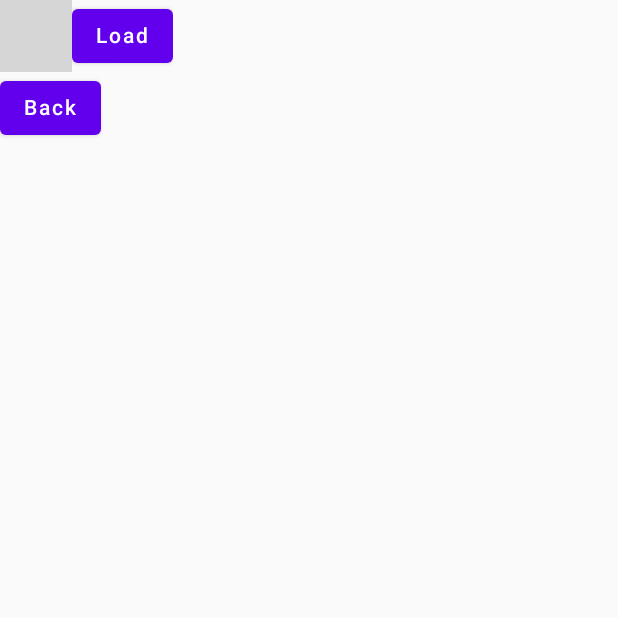
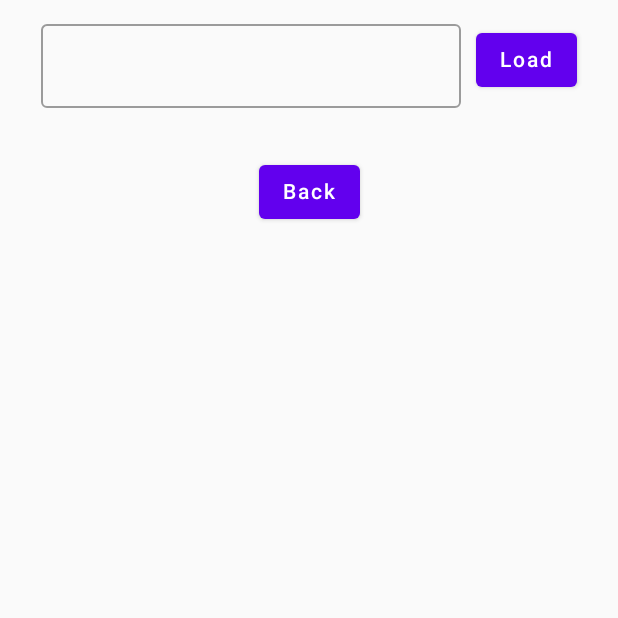
Before and after one commit to GennerGR/PruebasV, an Android app built with Jetpack Compose: the composable LoadScreen shown on its own in the app's theme, after a tap on "Load", on a phone screen of 412 x 824 dp, the top half of it. Run offline under Robolectric (Android 15) with nearby library versions, the phone set to English and light mode, and no system bars; our stand-ins replace Voyager; grey boxes are pictures that could not be loaded.

Commit message:
LoadScreen terminado (buscar super heroe)

```diff
--- a/composeApp/src/commonMain/kotlin/com/gnr/pruebasv/api/LoadScreen.kt
+++ b/composeApp/src/commonMain/kotlin/com/gnr/pruebasv/api/LoadScreen.kt
@@ -1,42 +1,81 @@
 package com.gnr.pruebasv.api
 
 import androidx.compose.foundation.layout.Column
-import androidx.compose.foundation.layout.FlowRow
 import androidx.compose.foundation.layout.Row
+import androidx.compose.foundation.layout.Spacer
+import androidx.compose.foundation.layout.fillMaxSize
+import androidx.compose.foundation.layout.height
+import androidx.compose.foundation.layout.width
 import androidx.compose.foundation.lazy.LazyColumn
+import androidx.compose.foundation.lazy.items
 import androidx.compose.material.Button
 import androidx.compose.material.OutlinedTextField
 import androidx.compose.material.Text
 import androidx.compose.runtime.Composable
+import androidx.compose.runtime.getValue
+import androidx.compose.runtime.mutableStateOf
+import androidx.compose.runtime.remember
+import androidx.compose.runtime.setValue
+import androidx.compose.ui.Alignment
+import androidx.compose.ui.Modifier
+import androidx.compose.ui.unit.dp
 import cafe.adriel.voyager.core.screen.Screen
 import cafe.adriel.voyager.navigator.LocalNavigator
 import cafe.adriel.voyager.navigator.currentOrThrow
+import com.gnr.pruebasv.network.NetworkUtils.httpClient
+import com.gnr.pruebasv.network.model.ApiResponse
+import com.gnr.pruebasv.network.model.Hero
+import io.ktor.client.call.body
+import io.ktor.client.request.get
+import kotlinx.coroutines.CoroutineScope
+import kotlinx.coroutines.Dispatchers
+import kotlinx.coroutines.IO
+import kotlinx.coroutines.launch
 
-class LoadScreen:Screen{
+class LoadScreen : Screen {
 
     @Composable
     override fun Content() {
 
-        var navigator = LocalNavigator.currentOrThrow
-        Column {
-             Row {
-                 OutlinedTextField(value = , onValueChange = { = it})
-                 Button(onClick = {
+        val navigator = LocalNavigator.currentOrThrow
 
-                 }){
-                     Text("Load")
-                 }
-             }
+        var superheroName by remember { mutableStateOf("") }
+        var superheroList by remember { mutableStateOf<List<Hero>>(emptyList()) }
 
+        Column(
+            modifier = Modifier.fillMaxSize(), horizontalAlignment = Alignment.CenterHorizontally
+        ) {
+            Spacer(modifier = Modifier.height(16.dp))
+            Row {
+                OutlinedTextField(value = superheroName, onValueChange = { superheroName = it })
+                Spacer(modifier = Modifier.width(10.dp))
+                Button(onClick = { getSuperheroList(superheroName) { superheroList = it } }) {
+                    Text("Load")
+                }
+            }
+            //List
+            Spacer(modifier = Modifier.height(16.dp))
             LazyColumn {
-
+                items(superheroList) { hero ->
+                    Text(hero.name)
+                }
             }
-
+            Spacer(modifier = Modifier.height(16.dp))
             Button(onClick = {
                 navigator.pop()
-            }){
+            }) {
                 Text("Back")
             }
+            Spacer(modifier = Modifier.weight(0.01f))
+        }
+    }
+
+    private fun getSuperheroList(superheroName: String, onSuccessResponse: (List<Hero>) -> Unit) {
+        if (superheroName.isBlank()) return
+        val url = "https://www.superheroapi.com/api.php/41070f7e0f8585ede295035dc984230c/search/"
+        CoroutineScope(Dispatchers.IO).launch {
+            val response = httpClient.get(url).body<ApiResponse>()
+            onSuccessResponse(response.results)
         }
     }
 }
--- a/composeApp/src/commonMain/kotlin/com/gnr/pruebasv/mainScreen/MainScreen.kt
+++ b/composeApp/src/commonMain/kotlin/com/gnr/pruebasv/mainScreen/MainScreen.kt
@@ -16,6 +16,7 @@ import cafe.adriel.voyager.core.screen.Screen
 import cafe.adriel.voyager.navigator.LocalNavigator
 import cafe.adriel.voyager.navigator.currentOrThrow
 import com.gnr.pruebasv.BottomBar.BottomBarScreen
+import com.gnr.pruebasv.api.LoadScreen
 import com.gnr.pruebasv.secondScreen.SecondScreen
 import com.gnr.pruebasv.settings.ProfileScreen
 
@@ -44,7 +45,7 @@ class MainScreen : Screen {
             }
             Spacer(modifier = Modifier.height(8.dp))
             Button(onClick = {
-                navigator.push(ProfileScreen())
+                navigator.push(LoadScreen())
             }){
                 Text("Buscar super heroe")
             }
```
Also changed, not shown: composeApp/src/commonMain/kotlin/com/gnr/pruebasv/network/NetworkUtils.kt (added, +17 -0 lines), composeApp/src/commonMain/kotlin/com/gnr/pruebasv/network/model/ApiResponse.kt (added, +11 -0 lines), composeApp/src/commonMain/kotlin/com/gnr/pruebasv/network/model/Hero.kt (added, +9 -0 lines).
